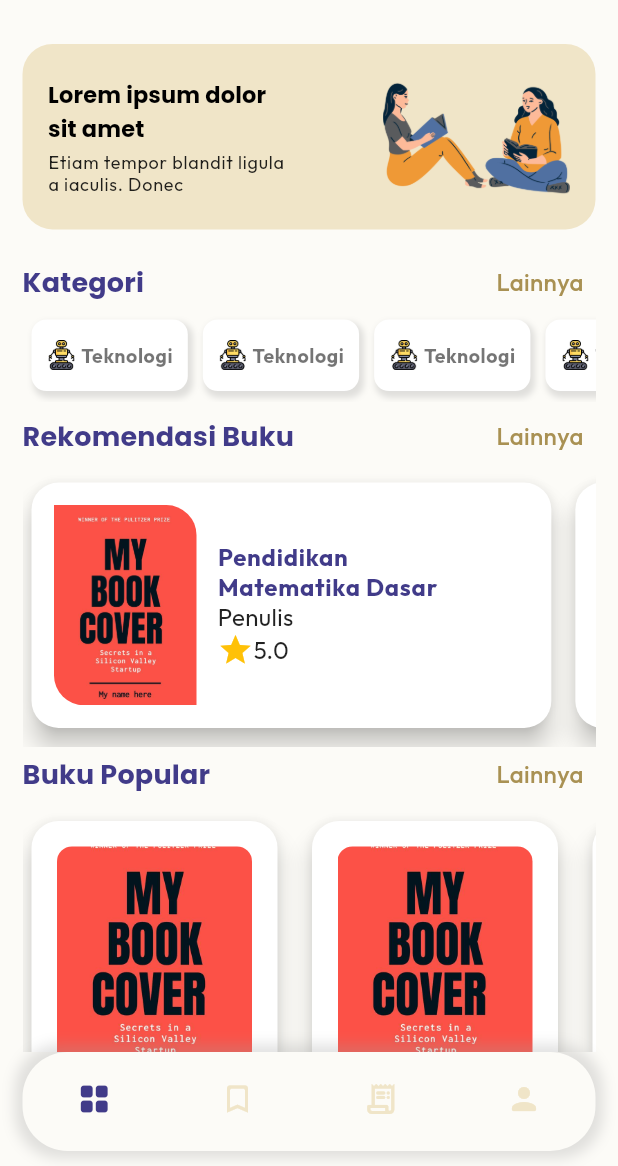
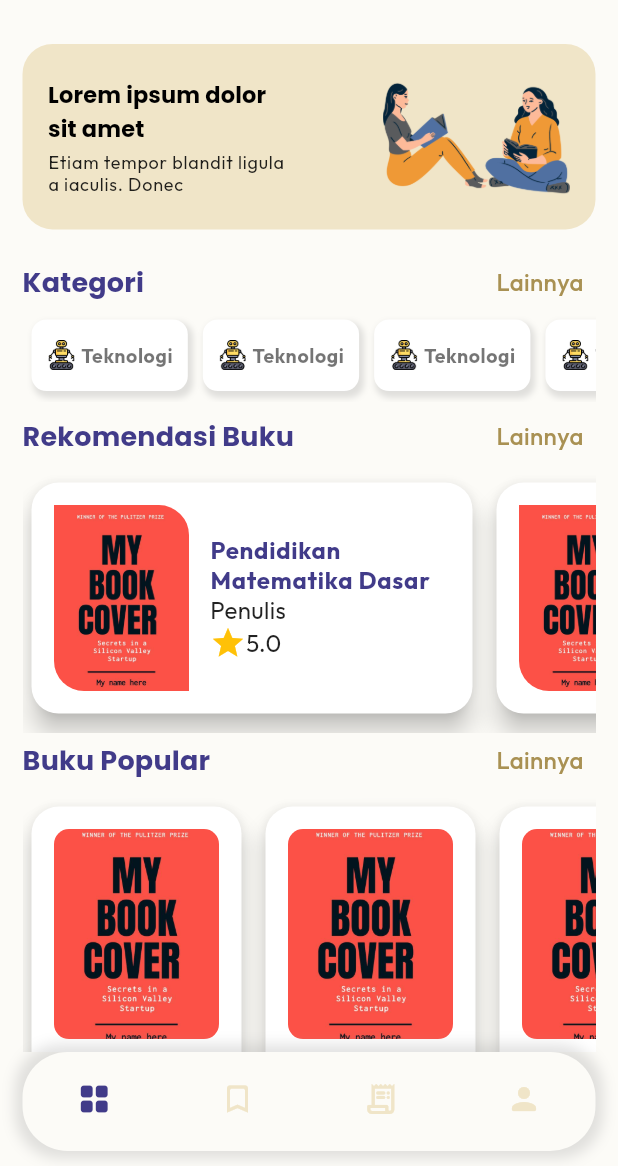
Before and after one commit to adindaayuazzahra/gobooks, a Flutter app: the screen it shows after launch, on a phone screen of 412 x 824 dp, the part 70-1236 px from its top. Run offline on Flutter 3.47's test engine with Material 2 defaults, Android fonts, the phone set to English and light mode, and no system bars; our stand-ins replace flutter_svg, google_fonts, lottie.

Commit message:
mengubah ukuan widget

```diff
--- a/lib/homepage.dart
+++ b/lib/homepage.dart
@@ -135,7 +135,8 @@ class _HomepageState extends State<Homepage> {
                 key: const Key('rekomendasi_lainnya'),
               ),
               SizedBox(
-                height: size.height * 0.23,
+                height: 180,
+                //height: size.height * 0.23,
                 child: ListView.builder(
                   scrollDirection: Axis.horizontal,
                   itemCount: 3,
@@ -153,7 +154,7 @@ class _HomepageState extends State<Homepage> {
                 key: const Key('popular_lainnya'),
               ),
               SizedBox(
-                height: size.height * 0.379,
+                height: 277,
                 child: ListView.builder(
                   scrollDirection: Axis.horizontal,
                   itemCount: 3,
@@ -269,29 +270,29 @@ class PopularList extends StatelessWidget {
       onTap: onTap,
       child: Card(
         elevation: 7,
-        margin: const EdgeInsets.fromLTRB(6, 13, 17, 13),
+        margin: const EdgeInsets.fromLTRB(6, 13, 10, 13),
         shape: RoundedRectangleBorder(
           borderRadius: BorderRadius.circular(18),
         ),
         child: Padding(
-          padding: const EdgeInsets.symmetric(horizontal: 17, vertical: 17),
+          padding: const EdgeInsets.all(15),
           child: Column(
-            crossAxisAlignment: CrossAxisAlignment.center,
+            mainAxisAlignment: MainAxisAlignment.spaceBetween,
             children: <Widget>[
               ClipRRect(
                 borderRadius: BorderRadius.circular(10),
                 child: Image.asset(
                   'assets/image/cover_book.jpg',
                   fit: BoxFit.cover,
-                  width: 130,
-                  height: 155,
+                  width: 110,
+                  height: 140,
                 ),
               ),
               const SizedBox(height: 6),
               SizedBox(
                 width: 110,
                 child: Text(
-                  'Pendidikan Matematika Dasar ',
+                  'Pendidikan Matematika dasar',
                   textAlign: TextAlign.center,
                   maxLines: 3,
                   overflow: TextOverflow.ellipsis,
@@ -377,18 +378,16 @@ class RekomenList extends StatelessWidget {
 
   @override
   Widget build(BuildContext context) {
-    Size size = MediaQuery.of(context).size;
-    return SizedBox(
+    return
         //width: 315,
-      width: size.width * 0.88,
-      child: InkWell(
+        //width: size.width * 0.88,
+        InkWell(
       onTap: onTap,
       child: Card(
         //color: secLightColor,
         elevation: 7,
         margin: const EdgeInsets.fromLTRB(6, 13, 10, 13),
-          shape:
-              RoundedRectangleBorder(borderRadius: BorderRadius.circular(18)),
+        shape: RoundedRectangleBorder(borderRadius: BorderRadius.circular(18)),
         child: Padding(
           padding: const EdgeInsets.all(15),
           child: Row(
@@ -401,7 +400,8 @@ class RekomenList extends StatelessWidget {
                 child: Image.asset(
                   'assets/image/cover_book.jpg',
                   fit: BoxFit.cover,
-                    width: 95,
+                  //width: size.width * 0.25,
+                  width: 90,
                 ),
               ),
               Padding(
@@ -416,8 +416,7 @@ class RekomenList extends StatelessWidget {
                         'Pendidikan Matematika Dasar',
                         maxLines: 3,
                         overflow: TextOverflow.ellipsis,
-                          style:
-                              Theme.of(context).textTheme.bodyText1?.copyWith(
+                        style: Theme.of(context).textTheme.bodyText1?.copyWith(
                               fontWeight: FontWeight.bold,
                               color: accentColor,
                               fontSize: 16,
@@ -445,7 +444,6 @@ class RekomenList extends StatelessWidget {
           ),
         ),
       ),
-      ),
     );
   }
 }
```
Lines whose indentation alone changed are shown as unchanged.
